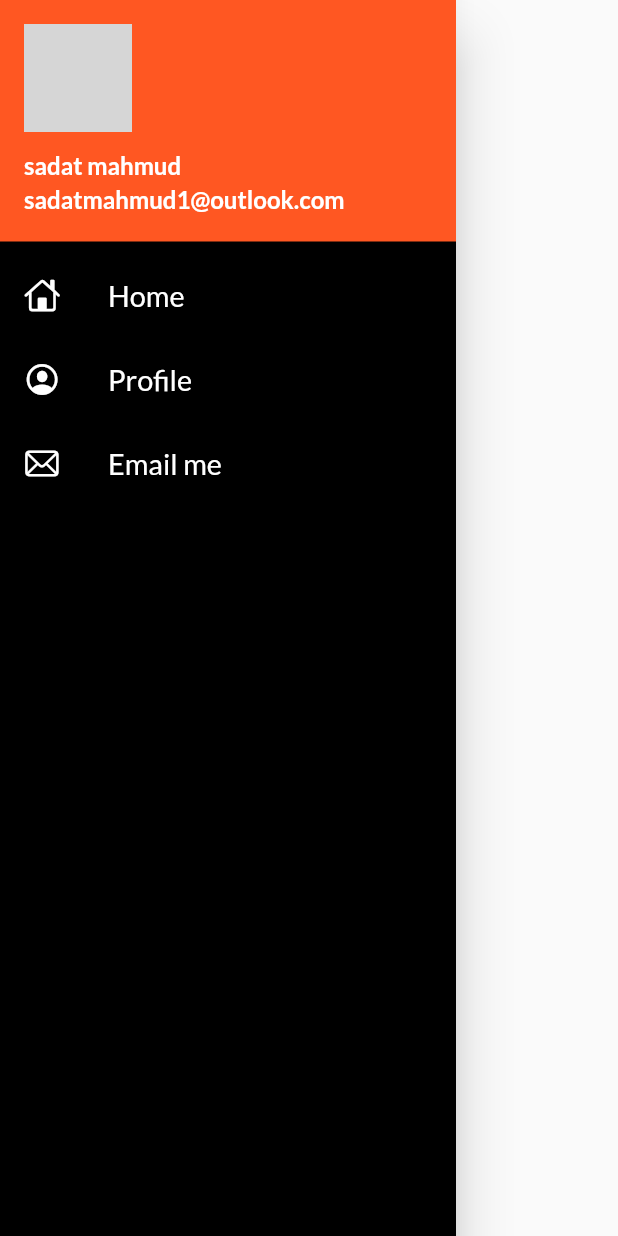
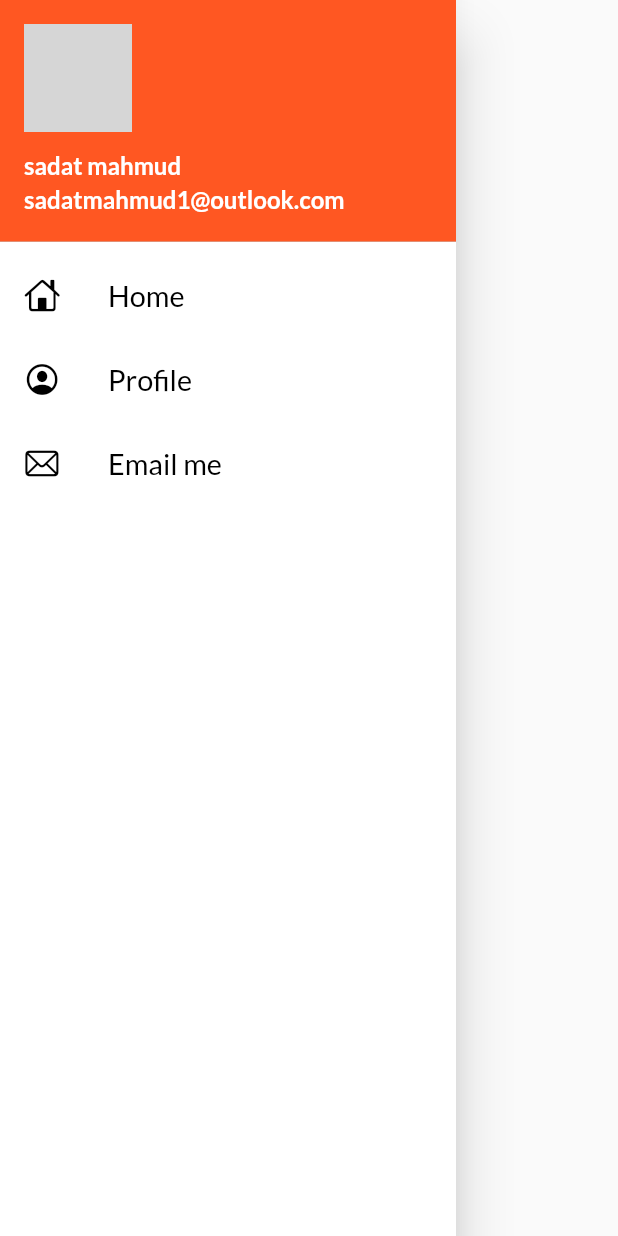
Before and after one commit to Sadatmahmud1/Flutter_shoping_app, a Flutter app: the Mydrawer widget shown alone on an empty page, opened directly, on a phone screen of 412 x 824 dp. Run offline on Flutter 3.47's test engine with Material 2 defaults, Android fonts, the phone set to English and light mode, and no system bars; our stand-ins replace google_fonts; network calls fail; grey boxes are pictures that could not be loaded.

Commit message:
theme extractated

```diff
--- a/sdshoping/lib/main.dart
+++ b/sdshoping/lib/main.dart
@@ -3,6 +3,7 @@ import 'package:sdshoping/pages/widgets/home_page.dart';
 import 'package:sdshoping/pages/login_page.dart';
 import 'package:google_fonts/google_fonts.dart';
 import 'package:sdshoping/pages/utils/myroutes.dart';
+import 'package:sdshoping/pages/widgets/themes.dart';
 
 void main() {
   runApp(MyApp());
@@ -12,14 +13,10 @@ class MyApp extends StatelessWidget {
   @override
   Widget build(BuildContext context) {
     return MaterialApp(
-      themeMode: ThemeMode.light,
-      theme: ThemeData(
-        primarySwatch: Colors.deepOrange,
-        fontFamily: GoogleFonts.lato().fontFamily,
-      ),
-      darkTheme: ThemeData(brightness: Brightness.dark),
+      theme: MyTheme.lightTheme(context),
+      darkTheme: MyTheme.darkTheme(context),
       debugShowCheckedModeBanner: false, //for hiding the debuging banner
-      initialRoute: MyRoute.loginRoute,
+      initialRoute: MyRoute.homeRoute,
       routes: {
         "/": (context) => LoginPage(),
         MyRoute.homeRoute: (context) => HomePage(),
--- a/sdshoping/lib/pages/widgets/drawer.dart
+++ b/sdshoping/lib/pages/widgets/drawer.dart
@@ -8,11 +8,14 @@ class Mydrawer extends StatelessWidget {
   Widget build(BuildContext context) {
     final imageUrl = "https://img.freepik.com/free-photo/male-beauty-concept-portrait-fashionable-young-man-with-stylish-haircut-wearing-trendy-suit-posing-black-studio-background_155003-21656.jpg?w=2000&t=st=1675397959~exp=1675398559~hmac=9c67d18615fa35e995ce1150a30acf7612be2c5c803cbf61dff625be8ea23849";
     return Drawer(
+
       child: Container(
-        color: Color.fromARGB(255, 0, 0, 0),
+        color: Color.fromARGB(255, 255, 255, 255),
         child: ListView(
           children: [
+
             DrawerHeader(
+
               padding: EdgeInsets.zero,
               // margin: EdgeInsets.zero,
               child:  UserAccountsDrawerHeader(
@@ -34,35 +37,35 @@ class Mydrawer extends StatelessWidget {
               )),
               ListTile(
                 leading: Icon(CupertinoIcons.home,
-                color: Colors.white,
+                color: Colors.black,
                 ),
                 title: Text("Home",
                 textScaleFactor: 1.2
                 ,
 
-                style: TextStyle(color: Colors.white)
+                style: TextStyle(color: Colors.black)
                 ),
               ),
               ListTile(
                 leading: Icon(CupertinoIcons.profile_circled,
-                color: Colors.white,
+                color: Colors.black,
                 ),
                 title: Text("Profile",
                 textScaleFactor: 1.2
                 ,
 
-                style: TextStyle(color: Colors.white)
+                style: TextStyle(color: Colors.black)
                 ),
               ),
               ListTile(
                 leading: Icon(CupertinoIcons.mail,
-                color: Colors.white,
+                color: Colors.black,
                 ),
                 title: Text("Email me",
                 textScaleFactor: 1.2
                 ,
 
-                style: TextStyle(color: Colors.white)
+                style: TextStyle(color: Colors.black)
                 ),
               )
           ],
--- a/sdshoping/lib/pages/widgets/home_page.dart
+++ b/sdshoping/lib/pages/widgets/home_page.dart
@@ -8,12 +8,10 @@ class HomePage extends StatelessWidget {
   Widget build(BuildContext context) {
     return Scaffold(
       appBar: AppBar(
-        title: Center(child: Text("Catalogue App",
-        style: TextStyle(
-          fontWeight: FontWeight.bold
+
+        title: Center(child: Text("Catalogue App",))
+
         ),
-        )),
-      ),
       body: Center(
         child: Container(
             child: Text('welcome to $name flutter app $days day course')),
--- /dev/null
+++ b/sdshoping/lib/pages/widgets/themes.dart
@@ -0,0 +1,31 @@
+import 'package:flutter/material.dart';
+import 'package:google_fonts/google_fonts.dart';
+
+
+
+class MyTheme {
+ static ThemeData  lightTheme(BuildContext context) => ThemeData(
+        appBarTheme: AppBarTheme(
+          color: Colors.white,
+          iconTheme: IconThemeData(color: Colors.black),
+          titleTextStyle: TextStyle(color: Colors.black,
+          fontWeight: FontWeight.bold,
+          fontSize: 24),
+          elevation: 0.0,
+        ),
+        primarySwatch: Colors.deepOrange,
+        fontFamily: GoogleFonts.lato().fontFamily,
+      );
+ static ThemeData  darkTheme(BuildContext context) => ThemeData(
+        appBarTheme: AppBarTheme(
+          color: Color.fromARGB(255, 0, 0, 0),
+          iconTheme: IconThemeData(color: Color.fromARGB(255, 255, 255, 255)),
+          titleTextStyle: TextStyle(color: Color.fromARGB(255, 255, 255, 255),
+          fontWeight: FontWeight.bold,
+          fontSize: 24),
+          elevation: 0.0,
+        ),
+        primarySwatch: Colors.deepOrange,
+        fontFamily: GoogleFonts.lato().fontFamily,
+      );
+}
```
